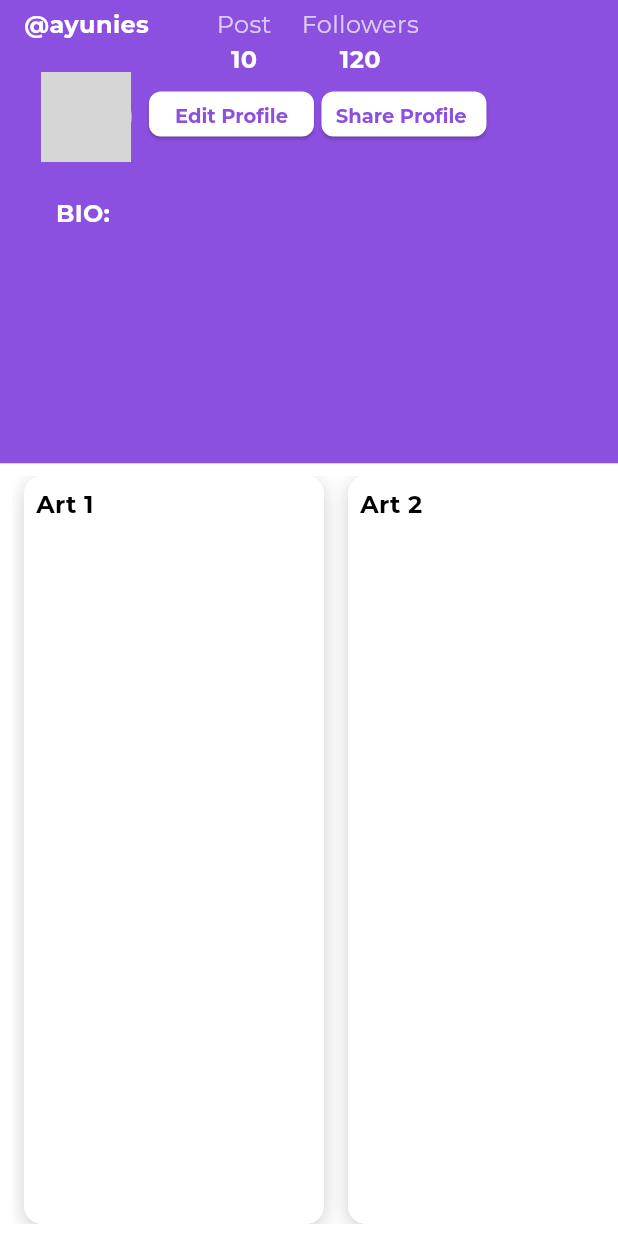
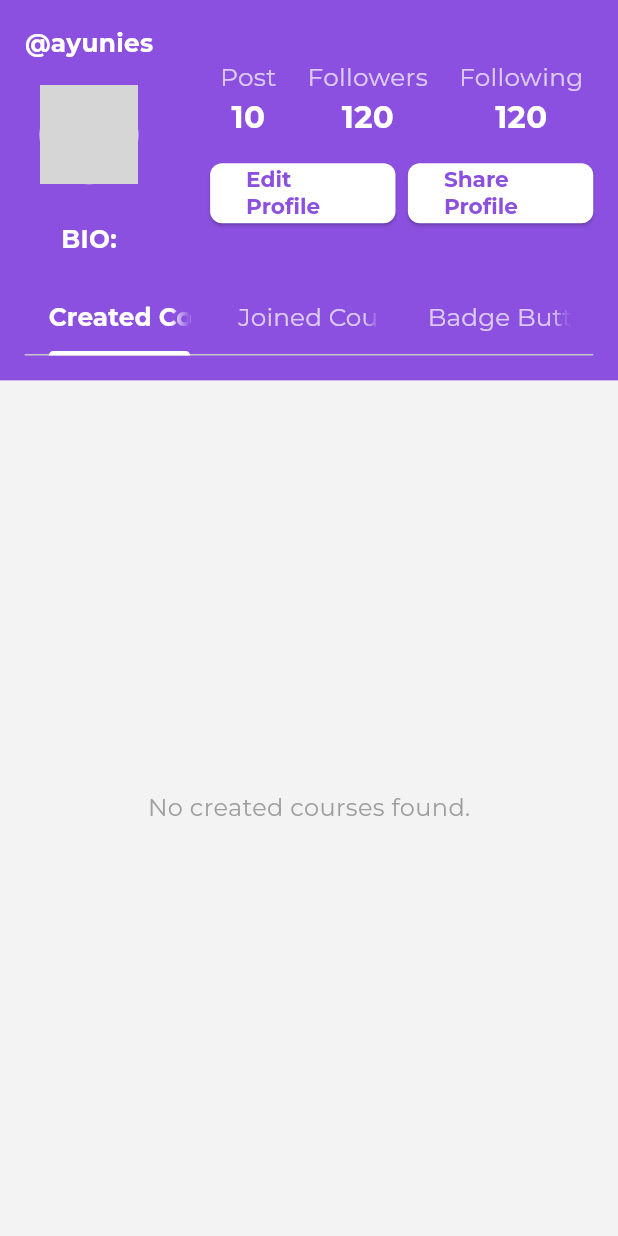
Before and after one commit to wanheyo/studysama-development, a Flutter app: the ProfilePage screen opened directly, on a phone screen of 412 x 824 dp. Run offline on Flutter 3.47's test engine with Material 3 defaults, Android fonts, the phone set to English and light mode, and no system bars; our stand-ins replace file_picker, firebase_auth, firebase_core, fluentui_icons, font_awesome_flutter, loader_overlay and 2 more; missing offline and left inert: any_link_preview; accounts and stored records are empty; network calls fail; grey boxes are pictures that could not be loaded.

Commit message:
profile edit

```diff
--- a/lib/main.dart
+++ b/lib/main.dart
@@ -35,7 +35,7 @@ class MyApp extends StatelessWidget {
       initialRoute: '/',
       routes: {
         // '/': (context) => BasePage(), //start page
-        '/': (context) => LoginPage(), //start page
+        '/': (context) => BasePage(), //start page
         '/home': (context) => BasePage(),
       },
       navigatorObservers: [routeObserver],
--- a/lib/page/base/profile/profile_page.dart
+++ b/lib/page/base/profile/profile_page.dart
@@ -1,13 +1,28 @@
-import 'package:flutter/cupertino.dart';
 import 'package:flutter/material.dart';
 import 'package:shared_preferences/shared_preferences.dart';
 
 import '../../../utils/colors.dart';
 import 'edit_profile.dart';
 
-class ProfilePage extends StatelessWidget {
-  get headingTextStyle9 => null;
-  get headingTextStyle => null;
+class ProfilePage extends StatefulWidget {
+  @override
+  _ProfilePageState createState() => _ProfilePageState();
+}
+
+class _ProfilePageState extends State<ProfilePage> with SingleTickerProviderStateMixin {
+  late TabController _tabController;
+
+  @override
+  void initState() {
+    super.initState();
+    _tabController = TabController(length: 3, vsync: this); // Three tabs now
+  }
+
+  @override
+  void dispose() {
+    _tabController.dispose();
+    super.dispose();
+  }
 
   Future<void> _logout(BuildContext context) async {
     final prefs = await SharedPreferences.getInstance();
@@ -19,22 +34,34 @@ class ProfilePage extends StatelessWidget {
 
   @override
   Widget build(BuildContext context) {
+    final screenWidth = MediaQuery
+        .of(context)
+        .size
+        .width;
+    final screenHeight = MediaQuery
+        .of(context)
+        .size
+        .height;
+
     return Scaffold(
-      body: Stack(
+      body: Column(
         children: <Widget>[
-          Column(
-            children: <Widget>[
-              Expanded(
-                flex: 3,
-                child: Container(
+          // Top Purple Section
+          Container(
             color: AppColors.primary,
             child: Padding(
-                    padding: const EdgeInsets.symmetric(horizontal: 16, vertical: 5),
-                    child: Row(
+              padding: EdgeInsets.symmetric(
+                horizontal: screenWidth * 0.04,
+                vertical: screenHeight * 0.02,
+              ),
+              child: Column(
+                children: [
+                  Row(
                     crossAxisAlignment: CrossAxisAlignment.center,
                     children: [
-                        // Profile Image
+                      // Profile Information
                       Column(
+                        mainAxisAlignment: MainAxisAlignment.center,
                         children: [
                           // Username
                           Text(
@@ -43,216 +70,256 @@ class ProfilePage extends StatelessWidget {
                               fontFamily: 'Montserrat',
                               fontWeight: FontWeight.bold,
                               color: Colors.white,
-                                fontSize: 16,
+                              fontSize: screenWidth * 0.04,
                             ),
-                              overflow: TextOverflow.ellipsis, // kalau nama panjang
+                            overflow: TextOverflow
+                                .ellipsis, // Handle long names
                           ),
-
-                            const SizedBox(height: 20),
+                          SizedBox(height: screenHeight * 0.02),
                           CircleAvatar(
-                              radius: 30, // Size of the profile image
-                              backgroundImage: AssetImage('assets/profile_image.png'),
+                            radius: screenWidth * 0.08,
+                            // Size of the profile image
+                            backgroundImage: AssetImage(
+                                'assets/profile_image.png'),
                             backgroundColor: Colors.white,
                           ),
-                            const SizedBox(height: 23),
+                          SizedBox(height: screenHeight * 0.03),
                           Text(
-                              'BIO: ',
+                            'BIO:',
                             style: TextStyle(
                               fontFamily: 'Montserrat',
                               fontWeight: FontWeight.bold,
                               color: Colors.white,
-                                fontSize: 16,
+                              fontSize: screenWidth * 0.04,
                             ),
-                              overflow: TextOverflow.ellipsis, // kalau nama panjang
                           ),
                         ],
                       ),
-                        //Spacer(),
-                        // Follower and Post
+                      Spacer(),
+                      // Follower and Post Information
                       Column(
+                        mainAxisAlignment: MainAxisAlignment.center,
                         children: [
                           Row(
                             children: [
-                                Column(
+                              _buildStatColumn('Post', '10', screenWidth),
+                              SizedBox(width: screenWidth * 0.05),
+                              _buildStatColumn('Followers', '120', screenWidth),
+                              SizedBox(width: screenWidth * 0.05),
+                              _buildStatColumn('Following', '120', screenWidth),
+                            ],
+                          ),
+                          SizedBox(height: screenHeight * 0.02),
+                          Row(
+                            mainAxisAlignment: MainAxisAlignment.center,
+                            children: [
+                              _buildResponsiveButton(
+                                context,
+                                'Edit Profile',
+                                screenWidth,
+                                onPressed: () {
+                                  Navigator.push(
+                                    context,
+                                    MaterialPageRoute(
+                                      builder: (context) => EditProfilePage(),
+                                    ),
+                                  );
+                                },
+                              ),
+                              SizedBox(width: screenWidth * 0.02),
+                              _buildResponsiveButton(
+                                context,
+                                'Share Profile',
+                                screenWidth,
+                                onPressed: () {
+                                  // Share profile action
+                                },
+                              ),
+                            ],
+                          ),
+                        ],
+                      ),
+                    ],
+                  ),
+                  SizedBox(height: screenHeight * 0.02),
+                  // TabBar Section
+                  TabBar(
+                    controller: _tabController,
+                    tabs: const [
+                      Tab(text: "Created Courses"),
+                      Tab(text: "Joined Courses"),
+                      Tab(text: "Badge Button"), // Added new tab
+                    ],
+                    labelStyle: TextStyle(
+                      fontFamily: 'Montserrat',
+                      fontSize: screenWidth * 0.04,
+                      color: Colors.white,
+                      fontWeight: FontWeight.bold,
+                    ),
+                    unselectedLabelStyle: TextStyle(
+                      fontFamily: 'Montserrat',
+                      fontSize: screenWidth * 0.04,
+                      color: Colors.white70,
+                    ),
+                    indicatorColor: Colors.white,
+                    indicatorWeight: 3,
+                  ),
+                ],
+              ),
+            ),
+          ),
+          // Tab Bar View Section
+          Expanded(
+            child: TabBarView(
+              controller: _tabController,
+              children: [
+                _buildCoursesTab(
+                  "Created Courses",
+                  "No created courses found.",
+                ),
+                _buildCoursesTab(
+                  "Joined Courses",
+                  "No joined courses found.",
+                ),
+                _buildBadgeButtonTab(), // Added new tab content
+              ],
+            ),
+          ),
+        ],
+      ),
+    );
+  }
+
+  Widget _buildStatColumn(String label, String count, double screenWidth) {
+    return Column(
       children: [
         Text(
-                                      'Post',
+          label,
           style: TextStyle(
             color: Colors.white70,
-                                        fontSize: 16,
+            fontSize: screenWidth * 0.04,
             fontFamily: 'Montserrat',
           ),
         ),
         Text(
-                                      '10',
+          count,
           style: TextStyle(
             color: Colors.white,
-                                        fontSize: 16,
+            fontSize: screenWidth * 0.05,
             fontWeight: FontWeight.bold,
             fontFamily: 'Montserrat',
           ),
         ),
       ],
-                                ),
-                                const SizedBox(width: 20),
-                                Column(
-                                  children: [
-                                    Text(
-                                      'Followers',
-                                      style: TextStyle(
-                                        color: Colors.white70,
-                                        fontSize: 16,
-                                        fontFamily: 'Montserrat',
-                                      ),
-                                    ),
-                                    Text(
-                                      '120',
-                                      style: TextStyle(
-                                        color: Colors.white,
-                                        fontSize: 16,
-                                        fontWeight: FontWeight.bold,
-                                        fontFamily: 'Montserrat',
-                                      ),
-                                    ),
-                                  ],
-                                ),
-                              ],
-                            ),
-                            const SizedBox(height: 10),
-                            //Spacer(),
-                            Row(
-                              mainAxisAlignment: MainAxisAlignment.center,
-                              children: [
-                                SizedBox(
-                                  width: 110, // size button
-                                  height: 30,
+    );
+  }
+
+  Widget _buildResponsiveButton(BuildContext context, String label,
+      double screenWidth,
+      {required VoidCallback onPressed}) {
+    return SizedBox(
+      width: screenWidth * 0.3,
+      height: 40,
       child: ElevatedButton(
-                                    onPressed: () {
-                                      Navigator.push(
-                                        context,
-                                        MaterialPageRoute(builder: (context) => EditProfilePage()),
-                                      );
-                                    },
+        onPressed: onPressed,
         style: ElevatedButton.styleFrom(
           foregroundColor: AppColors.primary,
           backgroundColor: Colors.white,
           shape: RoundedRectangleBorder(
             borderRadius: BorderRadius.circular(8),
           ),
-                                      padding: EdgeInsets.symmetric(horizontal: 8, vertical: 8),
         ),
         child: Text(
-                                      'Edit Profile',
+          label,
           style: TextStyle(
             fontFamily: 'Montserrat',
-                                        fontSize: 13,
+            fontSize: screenWidth * 0.035,
             fontWeight: FontWeight.bold,
             color: AppColors.primary,
           ),
         ),
       ),
-                                ),
-                                const SizedBox(width: 5),
-                                SizedBox(
-                                  width: 110, // size button
-                                  height: 30,
-                                  child: ElevatedButton(
-                                    onPressed: () {
-                                      // Share profile action
-                                    },
-                                    style: ElevatedButton.styleFrom(
-                                      foregroundColor: AppColors.primary,
-                                      backgroundColor: Colors.white,
-                                      shape: RoundedRectangleBorder(
-                                        borderRadius: BorderRadius.circular(8),
-                                      ),
-                                      padding: EdgeInsets.symmetric(horizontal: 8, vertical: 8),
-                                    ),
+    );
+  }
+
+  Widget _buildCoursesTab(String title, String emptyMessage) {
+    return Center(
       child: Text(
-                                      'Share Profile ',
+        emptyMessage,
         style: TextStyle(
           fontFamily: 'Montserrat',
-                                        fontSize: 13,
-                                        fontWeight: FontWeight.bold,
-                                        color: AppColors.primary,
+          fontSize: 16,
+          color: Colors.grey,
         ),
-                                    ),
-                                  ),
-                                ),
-                              ],
-                            ),
-                          ],
-                        ),
-                        Spacer(),
-                      ],
-                    ),
-                  ),
-                ),
-              ),
-              Expanded(
-                flex: 5,
-                child: Container(
-                  color: Colors.white,
-                  child: Padding(
-                    padding: const EdgeInsets.all(8.0),
-                    child: ListView(
-                      scrollDirection: Axis.horizontal,
-                      children: [
-                        _buildCard('Art 1', ''),
-                        _buildCard('Art 2', ''),
-                      ],
-                    ),
-                  ),
-                ),
-              ),
-            ],
-          ),
-        ],
       ),
     );
   }
 
-  // Helper function for cards
-  Widget _buildCard(String title, String imagePath) {
-    return Container(
-      width: 200,
-      margin: const EdgeInsets.symmetric(horizontal: 8),
+  Widget _buildBadgeButtonTab() {
+    // Simulate the number of courses created by the user.
+    int coursesCreated = 5; // Replace this with dynamic data from your app
+
+    // Check if the user has created at least 5 courses
+    bool showCard = coursesCreated >= 5;
+
+    return Center(
+      child: showCard
+          ? Container(
+        width: 300,
+        height: 200,
         decoration: BoxDecoration(
           color: Colors.white,
           borderRadius: BorderRadius.circular(12),
           boxShadow: [
             BoxShadow(
-            color: Colors.grey.withOpacity(0.5),
+              color: Colors.black.withOpacity(0.1),
               blurRadius: 10,
               offset: Offset(0, 4),
             ),
           ],
         ),
         child: Column(
-        crossAxisAlignment: CrossAxisAlignment.start,
+          mainAxisAlignment: MainAxisAlignment.center,
           children: [
-          ClipRRect(
-            borderRadius: BorderRadius.vertical(top: Radius.circular(12)),
-           /* child: Image.asset(
-              imagePath,
-              fit: BoxFit.cover,
-              height: 120,
-              width: double.infinity,
-            ),*/
+            // Badge Icon (you can replace this with an actual icon or image)
+            Icon(
+              Icons.star, // Example: star icon
+              size: 50,
+              color: Colors.amber,
             ),
-          Padding(
-            padding: const EdgeInsets.all(8.0),
-            child: Text(
-              title,
+            SizedBox(height: 10),
+            // Badge Text
+            Text(
+              "Congratulations!",
               style: TextStyle(
                 fontFamily: 'Montserrat',
                 fontWeight: FontWeight.bold,
+                fontSize: 20,
+                color: Colors.black,
+              ),
+            ),
+            SizedBox(height: 5),
+            Text(
+              "You've created at least 5 courses!",
+              textAlign: TextAlign.center,
+              style: TextStyle(
+                fontFamily: 'Montserrat',
                 fontSize: 16,
-              ),
+                color: Colors.grey,
               ),
             ),
           ],
         ),
+      )
+          : Text(
+        "Keep going! Create 5 courses to earn a badge.",
+        style: TextStyle(
+          fontFamily: 'Montserrat',
+          fontSize: 16,
+          color: Colors.grey,
+        ),
+        textAlign: TextAlign.center,
+      ),
     );
   }
 }
```
Lines whose indentation alone changed are shown as unchanged.
